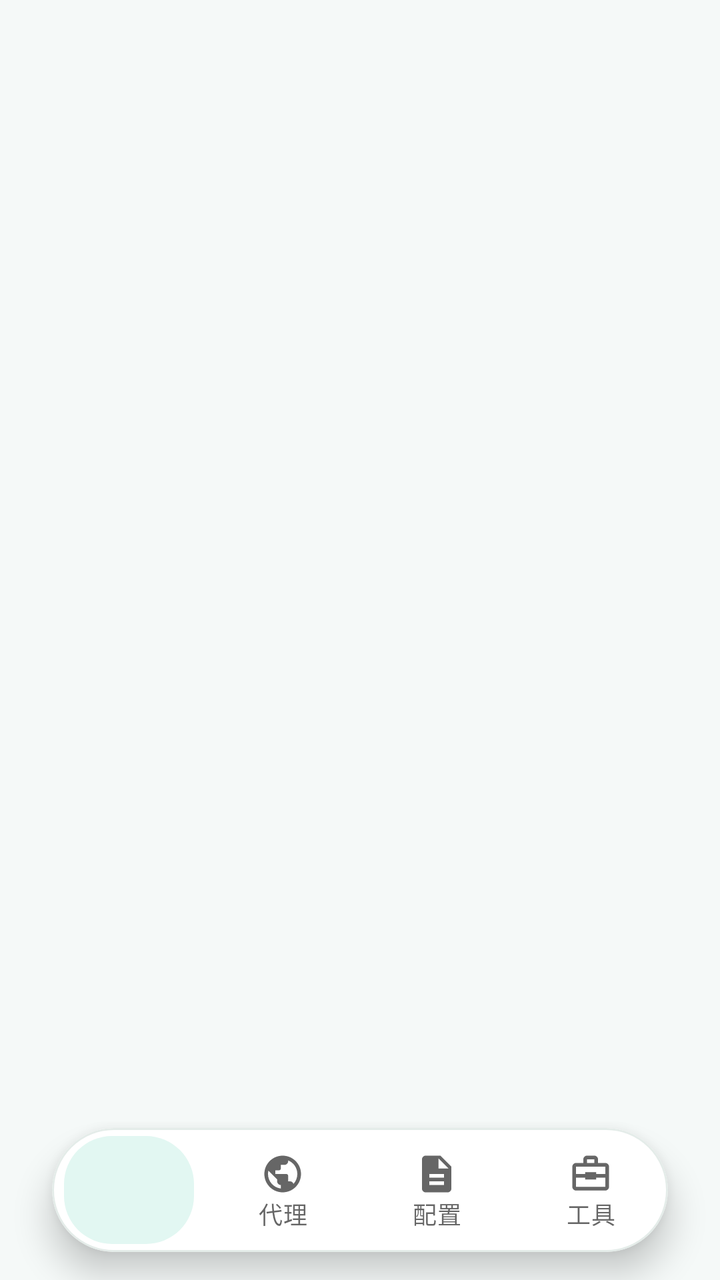
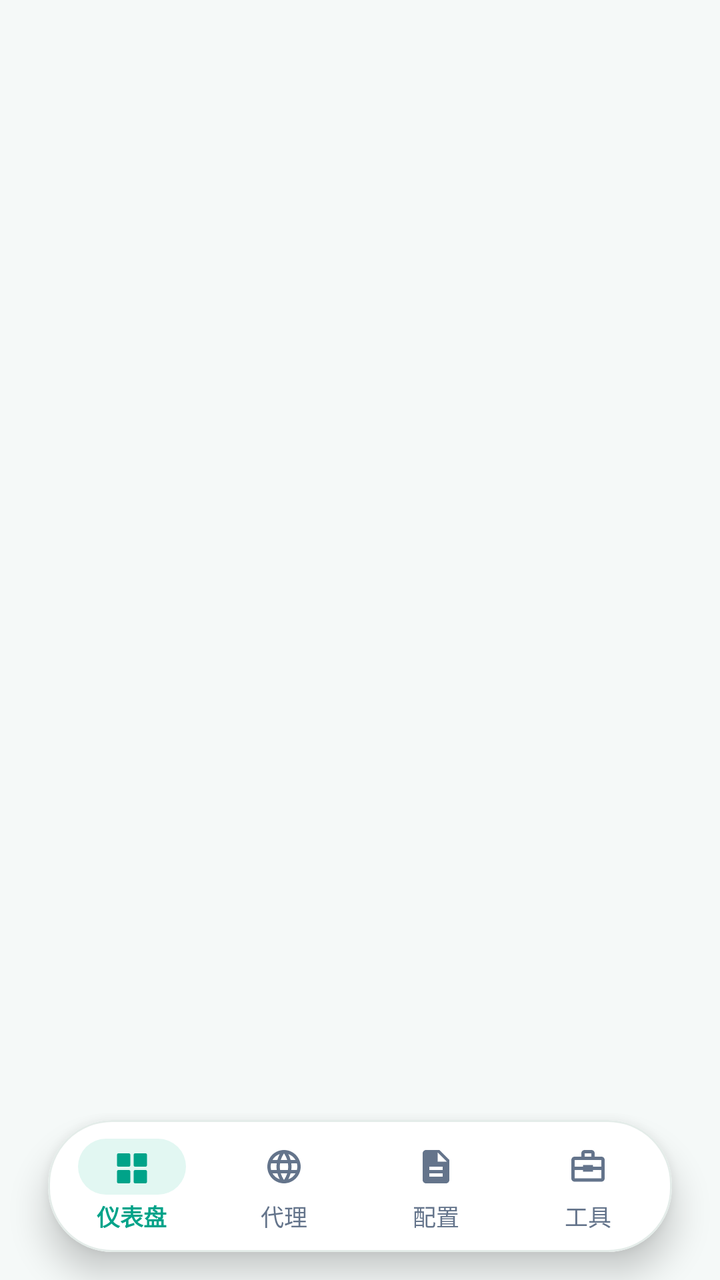

Before-and-after screenshots of an Android layout around one commit, followed by the original layout XML and the change that was made.
<!-- AndroidManifest.xml: application theme Theme.Start -->
<!-- res/layout/layout_main.xml -->
<?xml version="1.0" encoding="utf-8"?>
<androidx.drawerlayout.widget.DrawerLayout xmlns:android="http://schemas.android.com/apk/res/android"
    xmlns:app="http://schemas.android.com/apk/res-auto"
    xmlns:tools="http://schemas.android.com/tools"
    android:id="@+id/drawer_layout"
    android:layout_width="match_parent"
    android:layout_height="match_parent"
    android:background="@color/fl_bg_light"
    tools:openDrawer="start">

    <androidx.coordinatorlayout.widget.CoordinatorLayout
        android:id="@+id/coordinator"
        android:layout_width="match_parent"
        android:layout_height="match_parent"
        android:background="@color/fl_bg_light"
        android:clipChildren="false">

        
        <FrameLayout
            android:id="@+id/fragment_holder"
            android:layout_width="match_parent"
            android:layout_height="match_parent"
            android:background="@color/fl_bg_light" />

        
        <com.google.android.material.card.MaterialCardView
            android:id="@+id/bottom_nav_card"
            android:layout_width="match_parent"
            android:layout_height="wrap_content"
            android:layout_gravity="bottom"
            android:layout_marginHorizontal="26dp"
            android:layout_marginBottom="14dp"
            app:cardBackgroundColor="@color/fl_card_bg"
            app:cardCornerRadius="32dp"
            app:cardElevation="10dp"
            app:strokeColor="@color/fl_card_stroke"
            app:strokeWidth="1dp">

            <com.google.android.material.bottomnavigation.BottomNavigationView
                android:id="@+id/bottom_navigation"
                android:layout_width="match_parent"
                android:layout_height="62dp"
                android:background="@android:color/transparent"
                app:elevation="0dp"
                app:itemBackground="@drawable/bg_fl_bottom_nav_item"
                app:itemIconSize="22dp"
                app:itemIconTint="@color/bottom_nav_color"
                app:itemTextColor="@color/bottom_nav_color"
                app:labelVisibilityMode="labeled"
                app:menu="@menu/bottom_nav_menu" />

        </com.google.android.material.card.MaterialCardView>

        
        <com.google.android.material.progressindicator.CircularProgressIndicator
            android:id="@+id/fabProgress"
            android:layout_width="wrap_content"
            android:layout_height="wrap_content"
            android:visibility="gone" />

        <io.nekohasekai.sagernet.widget.ServiceButton
            android:id="@+id/fab"
            android:layout_width="wrap_content"
            android:layout_height="wrap_content"
            android:visibility="gone" />

        <io.nekohasekai.sagernet.widget.StatsBar
            android:id="@+id/stats"
            android:layout_width="match_parent"
            android:layout_height="wrap_content"
            android:visibility="gone">

            <LinearLayout
                android:layout_width="match_parent"
                android:layout_height="wrap_content"
                android:orientation="vertical">

                <TextView
                    android:id="@+id/tx"
                    android:layout_width="wrap_content"
                    android:layout_height="wrap_content" />

                <TextView
                    android:id="@+id/rx"
                    android:layout_width="wrap_content"
                    android:layout_height="wrap_content" />

                <TextView
                    android:id="@+id/status"
                    android:layout_width="wrap_content"
                    android:layout_height="wrap_content" />
            </LinearLayout>
        </io.nekohasekai.sagernet.widget.StatsBar>

    </androidx.coordinatorlayout.widget.CoordinatorLayout>

    <com.google.android.material.navigation.NavigationView
        android:id="@+id/nav_view"
        style="@style/Widget.Design.NavigationView"
        android:layout_width="wrap_content"
        android:layout_height="match_parent"
        android:layout_gravity="start"
        app:itemIconTint="@color/navigation_icon"
        app:itemTextColor="@color/navigation_icon"
        app:menu="@menu/main_drawer_menu" />

    <com.google.android.material.navigation.NavigationView
        android:id="@+id/nav_view_black"
        style="@style/Widget.Design.NavigationView"
        android:layout_width="wrap_content"
        android:layout_height="match_parent"
        android:layout_gravity="start"
        android:visibility="gone"
        app:itemIconTint="@color/navigation_icon"
        app:itemTextColor="@color/navigation_icon"
        app:menu="@menu/main_drawer_menu" />

</androidx.drawerlayout.widget.DrawerLayout>
<!-- resources referenced by this layout -->
<resources>
  <color name="fl_bg_light">#F5F9F8</color>
  <color name="fl_card_bg">#FFFFFF</color>
  <color name="fl_card_stroke">#E4ECE9</color>
  <!-- drawable bg_fl_bottom_nav_item (drawable) -->
  <?xml version="1.0" encoding="utf-8"?>
  <selector xmlns:android="http://schemas.android.com/apk/res/android">
      <item android:state_checked="true">
          <inset
              android:insetLeft="6dp"
              android:insetTop="4dp"
              android:insetRight="6dp"
              android:insetBottom="4dp">
              <shape android:shape="rectangle">
                  <corners android:radius="24dp" />
                  <solid android:color="#E2F7F2" />
              </shape>
          </inset>
      </item>
      <item android:drawable="@android:color/transparent" />
  </selector>
  <!-- unchanged entries left out for length: 1 -->
</resources>

<!-- the commit's change to res/layout/layout_main.xml (unified diff, before → after) -->
@@ -28,7 +28,7 @@
             android:layout_width="match_parent"
             android:layout_height="wrap_content"
             android:layout_gravity="bottom"
-            android:layout_marginHorizontal="26dp"
+            android:layout_marginHorizontal="24dp"
             android:layout_marginBottom="14dp"
             app:cardBackgroundColor="@color/fl_card_bg"
             app:cardCornerRadius="32dp"
@@ -36,20 +36,180 @@
             app:strokeColor="@color/fl_card_stroke"
             app:strokeWidth="1dp">
 
-            <com.google.android.material.bottomnavigation.BottomNavigationView
-                android:id="@+id/bottom_navigation"
+            <LinearLayout
+                android:id="@+id/layout_fl_bottom_nav"
                 android:layout_width="match_parent"
-                android:layout_height="62dp"
-                android:background="@android:color/transparent"
-                app:elevation="0dp"
-                app:itemBackground="@drawable/bg_fl_bottom_nav_item"
-                app:itemIconSize="22dp"
-                app:itemIconTint="@color/bottom_nav_color"
-                app:itemTextColor="@color/bottom_nav_color"
-                app:labelVisibilityMode="labeled"
-                app:menu="@menu/bottom_nav_menu" />
+                android:layout_height="66dp"
+                android:gravity="center_vertical"
+                android:orientation="horizontal"
+                android:paddingHorizontal="4dp"
+                android:paddingVertical="5dp">
+
+                
+                <LinearLayout
+                    android:id="@+id/tab_dashboard"
+                    android:layout_width="0dp"
+                    android:layout_height="match_parent"
+                    android:layout_weight="1"
+                    android:background="?attr/selectableItemBackgroundBorderless"
+                    android:clickable="true"
+                    android:focusable="true"
+                    android:gravity="center"
+                    android:orientation="vertical">
+
+                    <FrameLayout
+                        android:id="@+id/pill_dashboard"
+                        android:layout_width="54dp"
+                        android:layout_height="28dp"
+                        android:background="@drawable/bg_fl_nav_pill_active">
+
+                        <ImageView
+                            android:id="@+id/icon_dashboard"
+                            android:layout_width="20dp"
+                            android:layout_height="20dp"
+                            android:layout_gravity="center"
+                            android:contentDescription="仪表盘"
+                            app:srcCompat="@drawable/ic_fl_dashboard"
+                            app:tint="@color/theme_primary" />
+                    </FrameLayout>
+
+                    <TextView
+                        android:id="@+id/text_dashboard"
+                        android:layout_width="wrap_content"
+                        android:layout_height="wrap_content"
+                        android:layout_marginTop="2dp"
+                        android:fontFamily="sans-serif-medium"
+                        android:text="仪表盘"
+                        android:textColor="@color/theme_primary"
+                        android:textSize="11.5sp"
+                        android:textStyle="bold" />
+                </LinearLayout>
+
+                
+                <LinearLayout
+                    android:id="@+id/tab_configuration"
+                    android:layout_width="0dp"
+                    android:layout_height="match_parent"
+                    android:layout_weight="1"
+                    android:background="?attr/selectableItemBackgroundBorderless"
+                    android:clickable="true"
+                    android:focusable="true"
+                    android:gravity="center"
+                    android:orientation="vertical">
+
+                    <FrameLayout
+                        android:id="@+id/pill_configuration"
+                        android:layout_width="54dp"
+                        android:layout_height="28dp">
+
+                        <ImageView
+                            android:id="@+id/icon_configuration"
+                            android:layout_width="20dp"
+                            android:layout_height="20dp"
+                            android:layout_gravity="center"
+                            android:contentDescription="代理"
+                            app:srcCompat="@drawable/ic_fl_globe"
+                            app:tint="@color/fl_text_secondary" />
+                    </FrameLayout>
+
+                    <TextView
+                        android:id="@+id/text_configuration"
+                        android:layout_width="wrap_content"
+                        android:layout_height="wrap_content"
+                        android:layout_marginTop="2dp"
+                        android:fontFamily="sans-serif-medium"
+                        android:text="代理"
+                        android:textColor="@color/fl_text_secondary"
+                        android:textSize="11.5sp" />
+                </LinearLayout>
+
+                
+                <LinearLayout
+                    android:id="@+id/tab_group"
+                    android:layout_width="0dp"
+                    android:layout_height="match_parent"
+                    android:layout_weight="1"
+                    android:background="?attr/selectableItemBackgroundBorderless"
+                    android:clickable="true"
+                    android:focusable="true"
+                    android:gravity="center"
+                    android:orientation="vertical">
+
+                    <FrameLayout
+                        android:id="@+id/pill_group"
+                        android:layout_width="54dp"
+                        android:layout_height="28dp">
+
+                        <ImageView
+                            android:id="@+id/icon_group"
+                            android:layout_width="20dp"
+                            android:layout_height="20dp"
+                            android:layout_gravity="center"
+                            android:contentDescription="配置"
+                            app:srcCompat="@drawable/ic_fl_document"
+                            app:tint="@color/fl_text_secondary" />
+                    </FrameLayout>
+
+                    <TextView
+                        android:id="@+id/text_group"
+                        android:layout_width="wrap_content"
+                        android:layout_height="wrap_content"
+                        android:layout_marginTop="2dp"
+                        android:fontFamily="sans-serif-medium"
+                        android:text="配置"
+                        android:textColor="@color/fl_text_secondary"
+                        android:textSize="11.5sp" />
+                </LinearLayout>
+
+                
+                <LinearLayout
+                    android:id="@+id/tab_tools"
+                    android:layout_width="0dp"
+                    android:layout_height="match_parent"
+                    android:layout_weight="1"
+                    android:background="?attr/selectableItemBackgroundBorderless"
+                    android:clickable="true"
+                    android:focusable="true"
+                    android:gravity="center"
+                    android:orientation="vertical">
+
+                    <FrameLayout
+                        android:id="@+id/pill_tools"
+                        android:layout_width="54dp"
+                        android:layout_height="28dp">
+
+                        <ImageView
+                            android:id="@+id/icon_tools"
+                            android:layout_width="20dp"
+                            android:layout_height="20dp"
+                            android:layout_gravity="center"
+                            android:contentDescription="工具"
+                            app:srcCompat="@drawable/ic_fl_toolbox"
+                            app:tint="@color/fl_text_secondary" />
+                    </FrameLayout>
+
+                    <TextView
+                        android:id="@+id/text_tools"
+                        android:layout_width="wrap_content"
+                        android:layout_height="wrap_content"
+                        android:layout_marginTop="2dp"
+                        android:fontFamily="sans-serif-medium"
+                        android:text="工具"
+                        android:textColor="@color/fl_text_secondary"
+                        android:textSize="11.5sp" />
+                </LinearLayout>
+
+            </LinearLayout>
 
         </com.google.android.material.card.MaterialCardView>
+
+        
+        <com.google.android.material.bottomnavigation.BottomNavigationView
+            android:id="@+id/bottom_navigation"
+            android:layout_width="0dp"
+            android:layout_height="0dp"
+            android:visibility="gone"
+            app:menu="@menu/bottom_nav_menu" />
 
         
         <com.google.android.material.progressindicator.CircularProgressIndicator
<!-- resource entries referenced after the edit -->
@@ -3,23 +3,59 @@
   <color name="fl_bg_light">#F5F9F8</color>
   <color name="fl_card_bg">#FFFFFF</color>
   <color name="fl_card_stroke">#E4ECE9</color>
-  <!-- drawable bg_fl_bottom_nav_item (drawable) -->
+  <color name="fl_text_secondary">#64748B</color>
+  <color name="theme_primary">#00A389</color>
+  <!-- drawable bg_fl_nav_pill_active (drawable) -->
   <?xml version="1.0" encoding="utf-8"?>
-  <selector xmlns:android="http://schemas.android.com/apk/res/android">
-      <item android:state_checked="true">
-          <inset
-              android:insetLeft="6dp"
-              android:insetTop="4dp"
-              android:insetRight="6dp"
-              android:insetBottom="4dp">
-              <shape android:shape="rectangle">
-                  <corners android:radius="24dp" />
-                  <solid android:color="#E2F7F2" />
-              </shape>
-          </inset>
-      </item>
-      <item android:drawable="@android:color/transparent" />
-  </selector>
+  <shape xmlns:android="http://schemas.android.com/apk/res/android"
+      android:shape="rectangle">
+      <corners android:radius="16dp" />
+      <solid android:color="#E2F7F2" />
+  </shape>
+  <!-- drawable ic_fl_dashboard (drawable) -->
+  <?xml version="1.0" encoding="utf-8"?>
+  <vector xmlns:android="http://schemas.android.com/apk/res/android"
+      android:width="24dp"
+      android:height="24dp"
+      android:viewportWidth="24"
+      android:viewportHeight="24">
+      <path
+          android:fillColor="#FF000000"
+          android:pathData="M4,4h6a1,1 0,0 1,1 1v6a1,1 0,0 1,-1 1H4a1,1 0,0 1,-1 -1V5a1,1 0,0 1,1 -1zM14,4h6a1,1 0,0 1,1 1v6a1,1 0,0 1,-1 1h-6a1,1 0,0 1,-1 -1V5a1,1 0,0 1,1 -1zM4,14h6a1,1 0,0 1,1 1v6a1,1 0,0 1,-1 1H4a1,1 0,0 1,-1 -1v-6a1,1 0,0 1,1 -1zM14,14h6a1,1 0,0 1,1 1v6a1,1 0,0 1,-1 1h-6a1,1 0,0 1,-1 -1v-6a1,1 0,0 1,1 -1z" />
+  </vector>
+  <!-- drawable ic_fl_document (drawable) -->
+  <?xml version="1.0" encoding="utf-8"?>
+  <vector xmlns:android="http://schemas.android.com/apk/res/android"
+      android:width="24dp"
+      android:height="24dp"
+      android:viewportWidth="24"
+      android:viewportHeight="24">
+      <path
+          android:fillColor="#FF000000"
+          android:pathData="M14,2H6c-1.1,0 -2,0.9 -2,2v16c0,1.1 0.9,2 2,2h12c1.1,0 2,-0.9 2,-2V8l-6,-6zM16,18H8v-2h8v2zM16,14H8v-2h8v2zM13,9V3.5L18.5,9H13z" />
+  </vector>
+  <!-- drawable ic_fl_globe (drawable) -->
+  <?xml version="1.0" encoding="utf-8"?>
+  <vector xmlns:android="http://schemas.android.com/apk/res/android"
+      android:width="24dp"
+      android:height="24dp"
+      android:viewportWidth="24"
+      android:viewportHeight="24">
+      <path
+          android:fillColor="#FF000000"
+          android:pathData="M11.99,2C6.47,2 2,6.48 2,12s4.47,10 9.99,10C17.52,22 22,17.52 22,12S17.52,2 11.99,2zM18.92,8h-2.95c-0.32,-1.25 -0.78,-2.45 -1.38,-3.56 1.84,0.63 3.37,1.91 4.33,3.56zM12,4.04c0.83,1.2 1.48,2.53 1.91,3.96h-3.82c0.43,-1.43 1.08,-2.76 1.91,-3.96zM4.26,14C4.1,13.36 4,12.69 4,12s0.1,-1.36 0.26,-2h3.38c-0.08,0.66 -0.14,1.32 -0.14,2 0,0.68 0.06,1.34 0.14,2H4.26zM5.08,16h2.95c0.32,1.25 0.78,2.45 1.38,3.56 -1.84,-0.63 -3.37,-1.9 -4.33,-3.56zM8.03,8H5.08c0.96,-1.66 2.49,-2.93 4.33,-3.56C8.81,5.55 8.35,6.75 8.03,8zM12,19.96c-0.83,-1.2 -1.48,-2.53 -1.91,-3.96h3.82c-0.43,1.43 -1.08,2.76 -1.91,3.96zM14.34,14H9.66c-0.09,-0.66 -0.16,-1.32 -0.16,-2 0,-0.68 0.07,-1.35 0.16,-2h4.68c0.09,0.65 0.16,1.32 0.16,2 0,0.68 -0.07,1.34 -0.16,2zM14.59,19.56c0.6,-1.11 1.06,-2.31 1.38,-3.56h2.95c-0.96,1.65 -2.49,2.93 -4.33,3.56zM16.36,14c0.08,-0.66 0.14,-1.32 0.14,-2 0,-0.68 -0.06,-1.34 -0.14,-2h3.38c0.16,0.64 0.26,1.31 0.26,2s-0.1,1.36 -0.26,2h-3.38z" />
+  </vector>
+  <!-- drawable ic_fl_toolbox (drawable) -->
+  <?xml version="1.0" encoding="utf-8"?>
+  <vector xmlns:android="http://schemas.android.com/apk/res/android"
+      android:width="24dp"
+      android:height="24dp"
+      android:viewportWidth="24"
+      android:viewportHeight="24">
+      <path
+          android:fillColor="#FF000000"
+          android:pathData="M20,6h-4V4c0,-1.11 -0.89,-2 -2,-2h-4c-1.11,0 -2,0.89 -2,2v2H4c-1.11,0 -1.99,0.89 -1.99,2L2,19c0,1.11 0.89,2 2,2h16c1.11,0 2,-0.89 2,-2V8c0,-1.11 -0.89,-2 -2,-2zM10,4h4v2h-4V4zM20,19H4v-5h5v1h6v-1h5v5zM20,12h-5v-1H9v1H4V8h16v4z" />
+  </vector>
   <!-- unchanged entries left out for length: 1 -->
 </resources>
 
